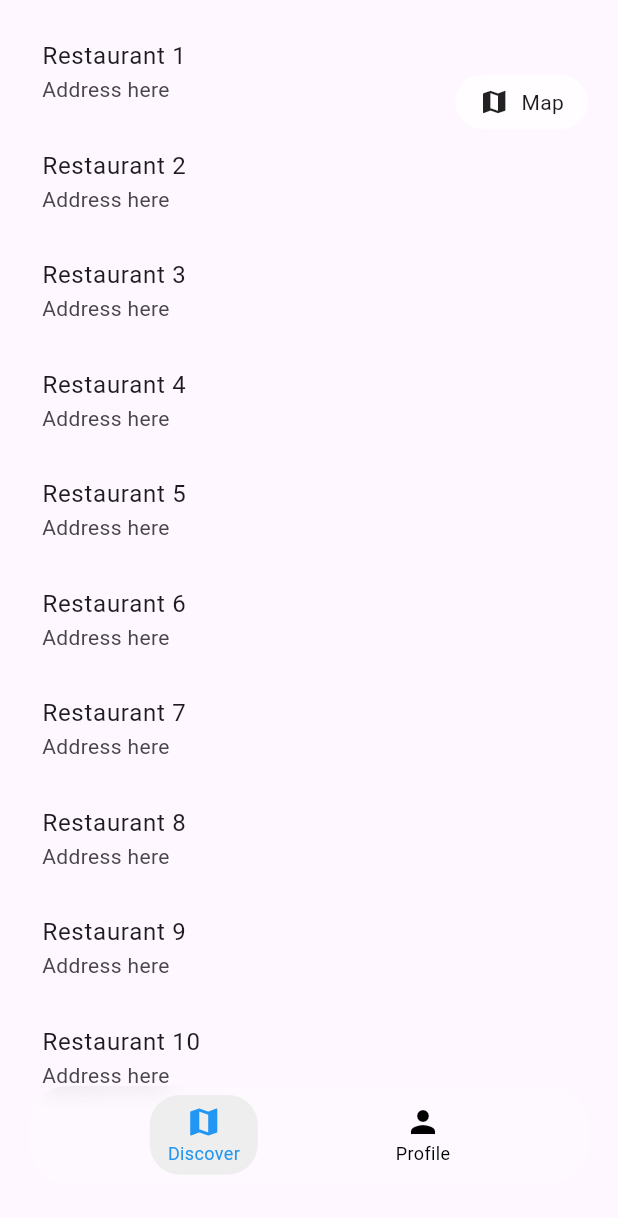
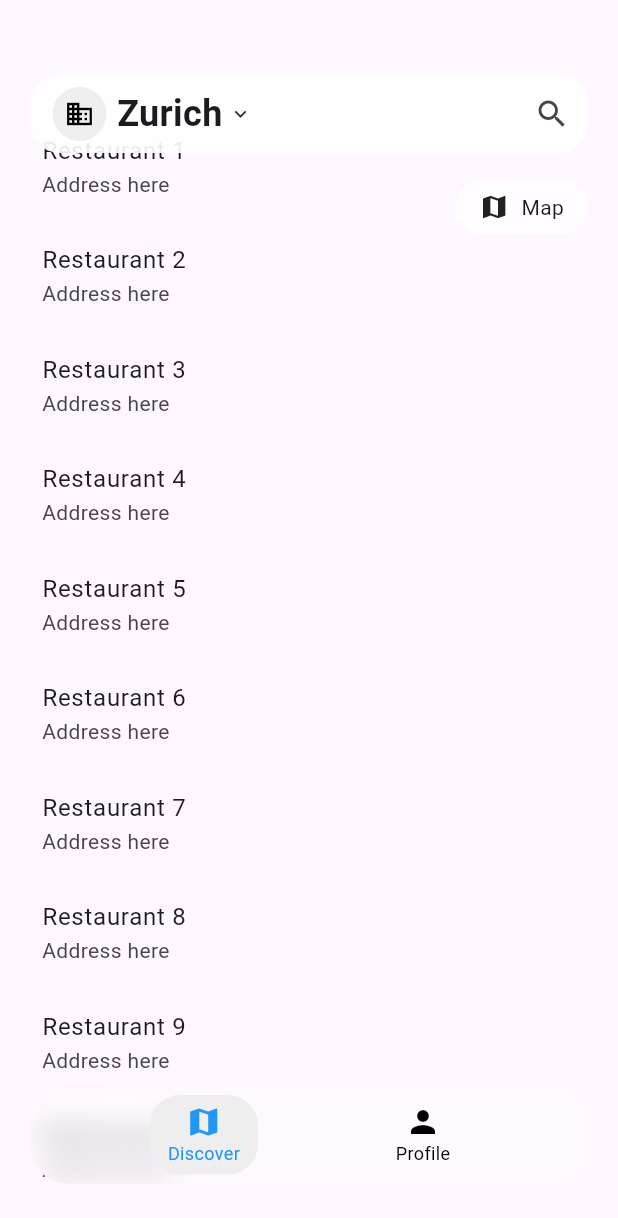
Before and after one commit to tesar27/dinedeals, a Flutter app: the screen it shows after launch, after a tap on "List", on a phone screen of 412 x 824 dp. Shown: the top 1218 px of the screen. Run offline on Flutter 3.47's test engine with Material 3 defaults, Android fonts, the phone set to English and light mode, and no system bars; our stand-ins replace flutter_map, latlong2; statements that could not run were skipped.

Commit message:
city selection icons added, font changed, clickability wider gemacht

```diff
--- a/lib/main.dart
+++ b/lib/main.dart
@@ -1,3 +1,5 @@
+// ignore_for_file: avoid_print
+
 import 'package:flutter/material.dart';
 import 'package:provider/provider.dart';
 import 'providers/app_provider.dart';
@@ -14,15 +16,45 @@ void main() {
   );
 }
 
-class MyApp extends StatelessWidget {
+class MyApp extends StatefulWidget {
   const MyApp({super.key});
+
+  @override
+  State<MyApp> createState() => _MyAppState();
+}
+
+class _MyAppState extends State<MyApp> with WidgetsBindingObserver {
+  // Add observer
+  @override
+  void initState() {
+    super.initState();
+    WidgetsBinding.instance.addObserver(this);
+  }
+
+  @override
+  void dispose() {
+    WidgetsBinding.instance.removeObserver(this);
+    super.dispose();
+  }
+
+  @override
+  void didChangeAppLifecycleState(AppLifecycleState state) {
+    super.didChangeAppLifecycleState(state);
+    if (state == AppLifecycleState.paused) {
+      // App paused (backgrounded) - save global state here
+      print('App paused');
+    } else if (state == AppLifecycleState.resumed) {
+      // App resumed (foregrounded) - load global state here
+      print('App resumed');
+    }
+  }
 
   @override
   Widget build(BuildContext context) {
     return MaterialApp(
-      title: 'NeoTaste',
+      title: 'DineDeals',
       theme: ThemeData(primarySwatch: Colors.blue),
-      home: const HomePage(), // Replaced BottomNav with HomePage
+      home: const HomePage(),
     );
   }
 }
--- a/lib/screens/discover.dart
+++ b/lib/screens/discover.dart
@@ -11,9 +11,51 @@ class DiscoverPage extends StatefulWidget {
 
 class _DiscoverPageState extends State<DiscoverPage> {
   bool _isMapView = true; // Toggle between map and list
+  String _selectedCity = 'Zurich'; // Default city
+  Color _iconColor = Colors.black; // Icon color state
 
   void _toggleView() {
     setState(() => _isMapView = !_isMapView);
+  }
+
+  void _showCitySheet() {
+    final cities = [
+      'Zurich',
+      'Geneva',
+      'Basel',
+      'Bern',
+      'Lausanne',
+      'Lucerne',
+      'St. Gallen',
+      'Lugano',
+    ]; // Mock Swiss cities
+    showModalBottomSheet(
+      context: context,
+      builder: (context) => ListView.builder(
+        itemCount: cities.length,
+        itemBuilder: (context, index) => ListTile(
+          title: Text(cities[index]),
+          onTap: () {
+            setState(() => _selectedCity = cities[index]);
+            Navigator.pop(context);
+          },
+        ),
+      ),
+    );
+  }
+
+  void _onSearchTap() {
+    ScaffoldMessenger.of(
+      context,
+    ).showSnackBar(const SnackBar(content: Text('Search tapped!')));
+  }
+
+  void _onCityTapDown(TapDownDetails details) {
+    setState(() => _iconColor = Colors.white);
+  }
+
+  void _onCityTapUp(TapUpDetails details) {
+    setState(() => _iconColor = Colors.black);
   }
 
   @override
@@ -23,13 +65,74 @@ class _DiscoverPageState extends State<DiscoverPage> {
         _isMapView ? const MapView() : const ListViewWidget(),
         Positioned(
           top: 50,
+          left: 20,
+          right: 20,
+          child: Container(
+            decoration: BoxDecoration(
+              color: Colors.white.withValues(alpha: 0.9),
+              borderRadius: BorderRadius.circular(20),
+            ),
+            child: Row(
+              mainAxisAlignment: MainAxisAlignment.spaceBetween,
+              children: [
+                Expanded(
+                  child: GestureDetector(
+                    onTap: _showCitySheet,
+                    onTapDown: _onCityTapDown,
+                    onTapUp: _onCityTapUp,
+                    child: Container(
+                      color: Colors.transparent,
+                      padding: const EdgeInsets.symmetric(
+                        horizontal: 15,
+                        vertical: 8,
+                      ),
+                      child: Row(
+                        children: [
+                          Container(
+                            padding: const EdgeInsets.all(8),
+                            decoration: BoxDecoration(
+                              color:
+                                  Colors.grey[200], // Light grayish background
+                              shape: BoxShape.circle,
+                            ),
+                            child: Icon(
+                              Icons.business, // Building icon
+                              color: _iconColor,
+                              size: 20,
+                            ),
+                          ),
+                          const SizedBox(width: 7),
+                          Text(
+                            _selectedCity,
+                            style: const TextStyle(
+                              fontSize: 24,
+                              fontWeight: FontWeight.bold,
+                            ),
+                          ),
+                          const SizedBox(width: 4),
+                          const Icon(Icons.keyboard_arrow_down, size: 16),
+                        ],
+                      ),
+                    ),
+                  ),
+                ),
+                IconButton(
+                  icon: const Icon(Icons.search),
+                  onPressed: _onSearchTap,
+                ),
+              ],
+            ),
+          ),
+        ),
+        Positioned(
+          top: 120,
           right: 20,
           child: GestureDetector(
             onTap: _toggleView,
             child: Container(
               padding: const EdgeInsets.symmetric(horizontal: 16, vertical: 8),
               decoration: BoxDecoration(
-                color: Colors.white.withValues(alpha: 0.8),
+                color: Colors.white.withOpacity(0.8),
                 borderRadius: BorderRadius.circular(20),
               ),
               child: Row(
--- a/lib/widgets/discover/list_view.dart
+++ b/lib/widgets/discover/list_view.dart
@@ -7,7 +7,12 @@ class ListViewWidget extends StatelessWidget {
   Widget build(BuildContext context) {
     return Padding(
       // Overall margin around the entire list
-      padding: const EdgeInsets.all(12.0),
+      padding: const EdgeInsets.only(
+        top: 75.0,
+        left: 12.0,
+        right: 12.0,
+        bottom: 12.0,
+      ), // Added top padding; adjust value as needed
       child: ListView.builder(
         itemCount: 10, // Replace with actual data
         itemBuilder: (context, index) {
```
